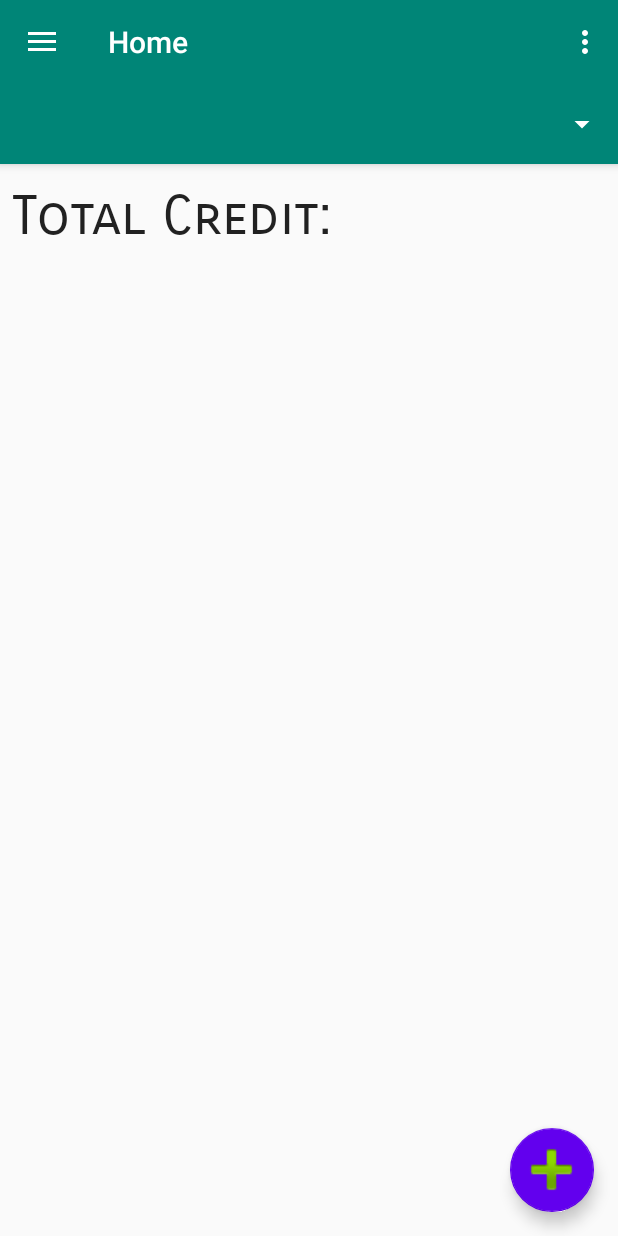
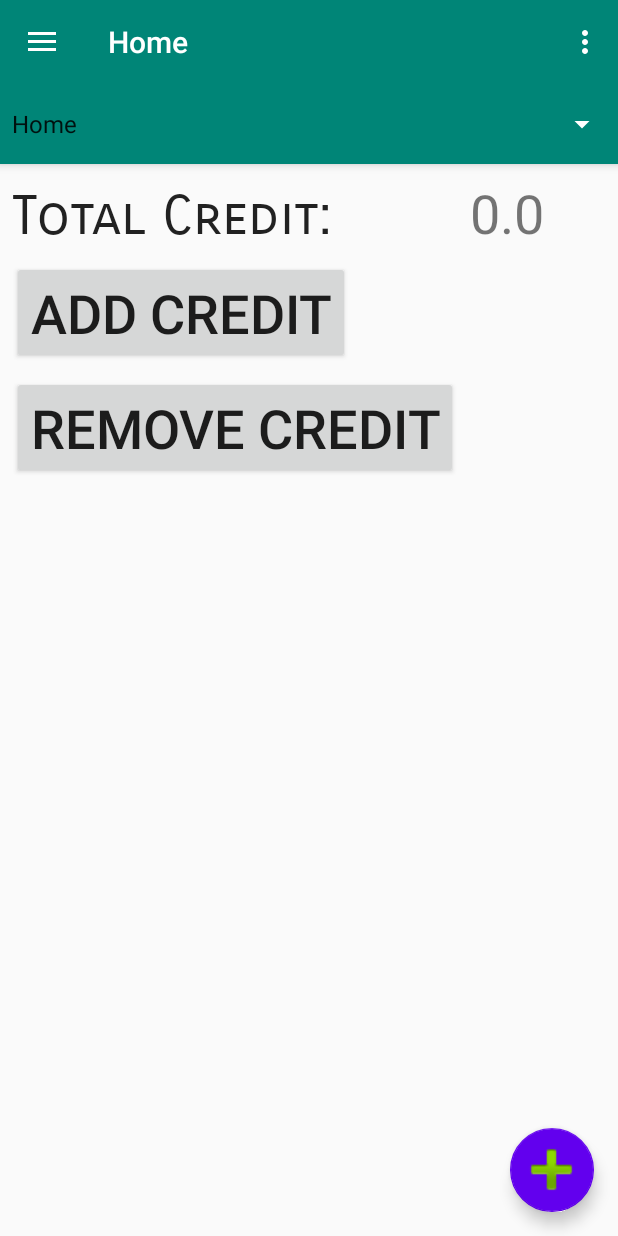
Before and after one commit to haydenjeanson/any_credit, an Android app: the screen it shows after launch (MainActivity), on a phone screen of 412 x 824 dp. Run offline under Robolectric (Android 15) with nearby library versions, the phone set to English and light mode, and no system bars.

Commit message:
Implemented saving stores

```diff
--- a/app/src/main/java/com/any_credit/MainActivity.java
+++ b/app/src/main/java/com/any_credit/MainActivity.java
@@ -1,7 +1,9 @@
 package com.any_credit;
 
 import android.app.AlertDialog;
+import android.content.Context;
 import android.content.DialogInterface;
+import android.content.SharedPreferences;
 import android.os.Bundle;
 
 import com.google.android.material.floatingactionbutton.FloatingActionButton;
@@ -31,12 +33,21 @@ import android.widget.Toast;
 
 import java.beans.PropertyChangeEvent;
 import java.beans.PropertyChangeListener;
+import java.util.ArrayList;
+import java.util.HashSet;
+import java.util.Set;
 
 import static android.text.InputType.TYPE_NUMBER_FLAG_DECIMAL;
 
-public class MainActivity extends AppCompatActivity
-        implements NavigationView.OnNavigationItemSelectedListener {
+public class MainActivity extends AppCompatActivity implements NavigationView.OnNavigationItemSelectedListener, SelectStoreInterface {
+    TextView lbl_credit;
+    Toolbar titlebar;
+    Button btn_add;
+    Button btn_remove;
     private SpinnerClass spinner;
+    SharedPreferences allStores;
+    SharedPreferences.Editor allStoresEditor;
+    Set<String> storeSet;
 
     @Override
     protected void onCreate(Bundle savedInstanceState) {
@@ -51,7 +62,6 @@ public class MainActivity extends AppCompatActivity
             public void onClick(View view) {
                 Snackbar.make(view, "Replace with your own action", Snackbar.LENGTH_LONG)
                         .setAction("Action", null).show();
-                Toast.makeText(MainActivity.this, "Test", Toast.LENGTH_LONG).show();
             }
         });
 
@@ -63,7 +73,22 @@ public class MainActivity extends AppCompatActivity
         toggle.syncState();
         navigationView.setNavigationItemSelectedListener(this);
 
-        spinner = new SpinnerClass(this, (Spinner) findViewById(R.id.storeDropdown));
+        lbl_credit = (TextView) findViewById(R.id.lbl_credit);
+        titlebar = (Toolbar) findViewById(R.id.toolbar);
+        btn_add = (Button) findViewById(R.id.btn_add);
+        btn_remove = (Button) findViewById(R.id.btn_remove);
+
+        allStores = getSharedPreferences("stores", MODE_PRIVATE);
+        storeSet = allStores.getStringSet("stores", new HashSet<String>());
+
+        if (storeSet.isEmpty()) {
+            storeSet.add("Home");
+        }
+        allStoresEditor = allStores.edit();
+        allStoresEditor.putStringSet("stores", storeSet);
+        allStoresEditor.apply();
+
+        spinner = new SpinnerClass(this, this, (Spinner) findViewById(R.id.storeDropdown), allStores);
     }
 
     @Override
@@ -119,7 +144,7 @@ public class MainActivity extends AppCompatActivity
         return true;
     }
     PopupWindow popupWindow;
-    private void addStore() {
+    protected void addStore() {
         AlertDialog.Builder alert = new AlertDialog.Builder(this);
 
         alert.setTitle("Enter Store Name:");
@@ -130,7 +155,12 @@ public class MainActivity extends AppCompatActivity
 
         alert.setPositiveButton("Ok", new DialogInterface.OnClickListener() {
             public void onClick(DialogInterface dialog, int whichButton) {
-                selectStore(input.getText().toString());
+                String storeName = input.getText().toString();
+                MainActivity.this.spinner.addDropdownItem(storeName);
+                storeSet.add(storeName);
+                allStoresEditor.putStringSet("stores", storeSet);
+                allStoresEditor.apply();
+                selectStore(storeName);
             }
         });
 
@@ -142,15 +172,9 @@ public class MainActivity extends AppCompatActivity
 
         alert.show();
     }
-
-    private void selectStore(String storeName) {
-        final TextView lbl_credit = (TextView) findViewById(R.id.lbl_credit);
-        final Toolbar titlebar = (Toolbar) findViewById(R.id.toolbar);
-        final Button btn_add = (Button) findViewById(R.id.btn_add);
-        final Button btn_remove = (Button) findViewById(R.id.btn_remove);
-
-        titlebar.setTitle(storeName);
-        this.spinner.addDropdownItem(storeName);
+    @Override
+    public void selectStore(String storeName) {
+        this.titlebar.setTitle(storeName);
 
         final StoreSave store = new StoreSave(storeName, this.getApplicationContext());
 
@@ -184,7 +208,9 @@ public class MainActivity extends AppCompatActivity
 
                 alert.setPositiveButton("Ok", new DialogInterface.OnClickListener() {
                     public void onClick(DialogInterface dialog, int whichButton) {
-                        store.addCredit(Float.parseFloat(input.getText().toString()));
+                        if (!input.getText().toString().isEmpty()) {
+                            store.addCredit(Float.parseFloat(input.getText().toString()));
+                        }
                     }
                 });
 
@@ -212,7 +238,9 @@ public class MainActivity extends AppCompatActivity
 
                 alert.setPositiveButton("Ok", new DialogInterface.OnClickListener() {
                     public void onClick(DialogInterface dialog, int whichButton) {
-                        store.removeCredit(Float.parseFloat(input.getText().toString()));
+                        if (!input.getText().toString().isEmpty()) {
+                            store.removeCredit(Float.parseFloat(input.getText().toString()));
+                        }
                     }
                 });
 
--- /dev/null
+++ b/app/src/main/java/com/any_credit/SelectStoreInterface.java
@@ -0,0 +1,6 @@
+package com.any_credit;
+
+
+public interface SelectStoreInterface {
+    void selectStore(String storeName);
+}
--- a/app/src/main/java/com/any_credit/SpinnerClass.java
+++ b/app/src/main/java/com/any_credit/SpinnerClass.java
@@ -1,6 +1,7 @@
 package com.any_credit;
 
 import android.content.Context;
+import android.content.SharedPreferences;
 import android.view.View;
 import android.widget.AdapterView;
 import android.widget.ArrayAdapter;
@@ -8,56 +9,52 @@ import android.widget.Spinner;
 import android.widget.Toast;
 
 import java.util.ArrayList;
+import java.util.HashSet;
+import java.util.Map;
+import java.util.Set;
 
-public class SpinnerClass {
+public class SpinnerClass implements AdapterView.OnItemSelectedListener {
     private Spinner spinner = null;
     private ArrayList<String> dropdownList = new ArrayList<String>();
     private ArrayAdapter<String> adapter = null;
     private Context context = null;
+    private SelectStoreInterface storeInterface = null;
 
-    public SpinnerClass(final Context context, final Spinner spinner) {
+    SpinnerClass(SelectStoreInterface storeInterface, final Context context, final Spinner spinner, final SharedPreferences stores) {
+        //this.dropdownList.add("");
+        populateExisting(stores);
+
         this.context = context;
+        this.storeInterface = storeInterface;
         this.spinner = spinner;
         this.adapter = new ArrayAdapter<String>(this.context, android.R.layout.simple_spinner_item, dropdownList);
         this.adapter.setDropDownViewResource(android.R.layout.simple_spinner_dropdown_item);
         this.spinner.setAdapter(this.adapter);
-        this.spinner.setOnItemSelectedListener(new AdapterView.OnItemSelectedListener() {
-            @Override
-            public void onItemSelected(AdapterView<?> adapterView, View view, int i, long l) {
-                Toast.makeText(context, "Test", Toast.LENGTH_LONG).show();
-            }
-
-            @Override
-            public void onNothingSelected(AdapterView<?> adapterView) {
-                Toast.makeText(context, "Nothing Selected", Toast.LENGTH_LONG).show();
-            }
-        });
+        this.spinner.setOnItemSelectedListener(this);
     }
 
-    public void addDropdownItem(String item) {
+    void addDropdownItem(String item) {
         this.dropdownList.add(item);
-        resetAdapter();
     }
 
-    public void removeDropdownItem(String item) {
+    void removeDropdownItem(String item) {
         this.dropdownList.remove(item);
-        resetAdapter();
     }
 
-    private void resetAdapter() {
-        this.adapter = new ArrayAdapter<String>(this.context, android.R.layout.simple_spinner_item, dropdownList);
+    private void populateExisting(SharedPreferences storeList) {
+        Set<String> storeSet = storeList.getStringSet("stores", new HashSet<String>());
+        for (String store : storeSet) {
+            dropdownList.add(store);
+        }
     }
 
-    public class DropdownListener implements AdapterView.OnItemSelectedListener {
-        @Override
-        public void onItemSelected(AdapterView<?> parent, View view, int pos, long id) {
-            Toast.makeText(context, "Test", Toast.LENGTH_LONG).show();
+    @Override
+    public void onItemSelected(AdapterView<?> parent, View view, int pos, long id) {
+        storeInterface.selectStore(parent.getItemAtPosition(pos).toString());
+    }
 
-        }
+    @Override
+    public void onNothingSelected(AdapterView<?> adapterView) {
 
-        @Override
-        public void onNothingSelected(AdapterView<?> adapterView) {
-
-        }
     }
 }
--- a/app/src/main/res/layout/app_bar_main.xml
+++ b/app/src/main/res/layout/app_bar_main.xml
@@ -7,6 +7,7 @@
     tools:context=".MainActivity">
 
     <com.google.android.material.appbar.AppBarLayout
+        android:id="@+id/appBarLayout"
         android:layout_width="match_parent"
         android:layout_height="wrap_content"
         android:theme="@style/AppTheme.AppBarOverlay">
@@ -23,12 +24,13 @@
             android:id="@+id/storeDropdown"
             android:layout_width="match_parent"
             android:layout_height="53dp"
-            android:textColor="#FF0000"
-            tools:visibility="visible" />
+            android:textColor="#FF0000" />
 
     </com.google.android.material.appbar.AppBarLayout>
 
-    <include layout="@layout/content_main" />
+    <include
+        android:id="@+id/include"
+        layout="@layout/content_main" />
 
     <com.google.android.material.floatingactionbutton.FloatingActionButton
         android:id="@+id/fab"
--- a/app/src/main/res/layout/content_main.xml
+++ b/app/src/main/res/layout/content_main.xml
@@ -12,8 +12,9 @@
         android:layout_width="wrap_content"
         android:layout_height="wrap_content"
         android:layout_marginLeft="8dp"
+        android:layout_marginStart="8dp"
         android:layout_marginTop="8dp"
-        android:contentDescription="credit label"
+        android:contentDescription="@string/credit_label"
         android:text="@string/txt_totalCredit"
         android:textAllCaps="false"
         android:textAppearance="@style/TextAppearance.AppCompat.Large"
@@ -32,6 +33,7 @@
         android:layout_height="wrap_content"
         android:layout_row="0"
         android:layout_column="1"
+        android:layout_marginStart="8dp"
         android:layout_marginLeft="8dp"
         android:layout_marginTop="8dp"
         android:textSize="36sp"
@@ -45,9 +47,11 @@
         android:layout_row="1"
         android:layout_column="0"
         android:layout_marginLeft="8dp"
+        android:layout_marginStart="8dp"
         android:layout_marginRight="8dp"
+        android:layout_marginEnd="8dp"
         android:layout_marginTop="8dp"
-        android:text="Add Credit"
+        android:text="@string/add_credit"
         android:enabled="false"
         android:visibility="invisible"
         android:textSize="36sp" />
@@ -59,8 +63,9 @@
         android:layout_row="2"
         android:layout_column="0"
         android:layout_marginLeft="8dp"
+        android:layout_marginStart="8dp"
         android:layout_marginTop="8dp"
-        android:text="Remove Credit"
+        android:text="@string/remove_credit"
         android:enabled="false"
         android:visibility="invisible"
         android:textSize="36sp" />
--- a/app/src/main/res/values/strings.xml
+++ b/app/src/main/res/values/strings.xml
@@ -28,4 +28,7 @@
     <string name="attachment_summary_on">Automatically download attachments for incoming emails
     </string>
     <string name="attachment_summary_off">Only download attachments when manually requested</string>
+    <string name="credit_label">credit label</string>
+    <string name="add_credit">Add Credit</string>
+    <string name="remove_credit">Remove Credit</string>
 </resources>
```
Also changed, not shown: app/src/main/java/com/any_credit/StoreSave.java (+8 -1 lines).
